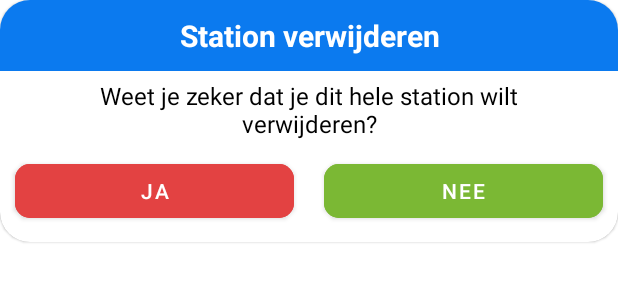
After one commit to DireQtDesigns/MijnBakborden, an Android app: the layout dialog_delete.xml on its own in the app's theme, with its tools: preview values and no code run, on a phone screen of 412 x 824 dp. The commit adds this screen. Shown: the top 300 px of the screen. Run offline under Robolectric (Android 15) with nearby library versions, the phone set to English and light mode, and no system bars.

Commit message:
Removing stations + ui fixes

```diff
--- a/app/src/main/java/com/klaczynski/mijnbakborden/io/MockData.java
+++ b/app/src/main/java/com/klaczynski/mijnbakborden/io/MockData.java
@@ -10,7 +10,7 @@ import java.util.HashMap;
 
 public class MockData {
 
-    //99=eindbord, 123=sein, 456=juk
+    //99=eindbord, 123=sein, 456=juk, 789=geen
 
     @Deprecated
     public static void populateMockData() {
--- /dev/null
+++ b/app/src/main/java/com/klaczynski/mijnbakborden/misc/BakbordenType.java
@@ -0,0 +1,5 @@
+package com.klaczynski.mijnbakborden.misc;
+
+public class BakbordenType {
+    public static final int EINDBORD = 99, SEIN = 123, JUK = 456, GEEN = 789;
+}
--- a/app/src/main/res/layout/activity_main.xml
+++ b/app/src/main/res/layout/activity_main.xml
@@ -31,6 +31,7 @@
         android:layout_marginEnd="@dimen/fab_margin"
         android:layout_marginBottom="16dp"
         app:backgroundTint="#0B7AEF"
-        app:srcCompat="@android:drawable/ic_input_add" />
+        app:tint="#FFFFFF"
+        android:src="@drawable/ic_baseline_add_30" />
 
 </androidx.coordinatorlayout.widget.CoordinatorLayout>
--- /dev/null
+++ b/app/src/main/res/layout/dialog_delete.xml
@@ -0,0 +1,68 @@
+<?xml version="1.0" encoding="utf-8"?>
+<com.google.android.material.card.MaterialCardView xmlns:android="http://schemas.android.com/apk/res/android"
+    xmlns:app="http://schemas.android.com/apk/res-auto"
+    xmlns:tools="http://schemas.android.com/tools"
+    app:cardCornerRadius="20dp"
+
+    android:layout_width="wrap_content"
+    android:layout_height="wrap_content">
+
+    <LinearLayout
+        android:layout_width="match_parent"
+        android:layout_height="match_parent"
+        android:orientation="vertical">
+
+        <TextView
+            android:id="@+id/textView7"
+            android:layout_width="match_parent"
+            android:layout_height="wrap_content"
+            android:paddingTop="10dp"
+            android:paddingBottom="10dp"
+            android:gravity="center"
+            android:textColor="@color/white"
+            android:background="@color/blauw"
+            android:text="Station verwijderen"
+            android:textSize="20sp"
+            android:textStyle="bold" />
+
+        <TextView
+            android:id="@+id/textView9"
+            android:layout_width="wrap_content"
+            android:layout_height="wrap_content"
+            android:layout_marginHorizontal="20dp"
+            android:layout_marginTop="5dp"
+            android:gravity="center"
+            android:text="Weet je zeker dat je dit hele station wilt verwijderen?"
+            android:textSize="16sp"
+            android:textColor="@color/black" />
+
+        <LinearLayout
+            android:layout_width="match_parent"
+            android:layout_height="match_parent"
+            android:gravity="center"
+            android:orientation="horizontal">
+
+            <com.google.android.material.button.MaterialButton
+                android:id="@+id/buttonYes"
+                android:layout_width="wrap_content"
+                android:layout_height="wrap_content"
+                android:layout_margin="10dp"
+                android:layout_weight="1"
+                android:backgroundTint="#E34242"
+                android:text="Ja"
+                app:cornerRadius="10dp" />
+
+            <com.google.android.material.button.MaterialButton
+                android:id="@+id/buttonNo"
+                android:layout_width="wrap_content"
+                android:layout_height="wrap_content"
+                android:layout_margin="10dp"
+                android:layout_weight="1"
+                android:backgroundTint="#7BB834"
+                android:text="Nee"
+                app:cornerRadius="10dp" />
+        </LinearLayout>
+
+    </LinearLayout>
+
+</com.google.android.material.card.MaterialCardView>
--- a/app/src/main/res/values/colors.xml
+++ b/app/src/main/res/values/colors.xml
@@ -9,4 +9,6 @@
     <color name="teal_700">#FF018786</color>
     <color name="black">#FF000000</color>
     <color name="white">#FFFFFFFF</color>
+
+
 </resources>
--- a/build.gradle
+++ b/build.gradle
@@ -1,7 +1,7 @@
 // Top-level build file where you can add configuration options common to all sub-projects/modules.
 plugins {
-    id 'com.android.application' version '7.1.3' apply false
-    id 'com.android.library' version '7.1.3' apply false
+    id 'com.android.application' version '7.2.0' apply false
+    id 'com.android.library' version '7.2.0' apply false
 }
 
 task clean(type: Delete) {
```
Also changed, not shown: app/src/main/java/com/klaczynski/mijnbakborden/CreationActivity.java (+5 -3 lines), app/src/main/java/com/klaczynski/mijnbakborden/StationAdapter.java (+58 -26 lines), app/src/main/java/com/klaczynski/mijnbakborden/objects/Platform.java (+4 -4 lines), app/src/main/res/drawable/ic_baseline_add_30.xml (added, +10 -0 lines), app/src/main/res/layout/creation_layout.xml (+11 -5 lines).
